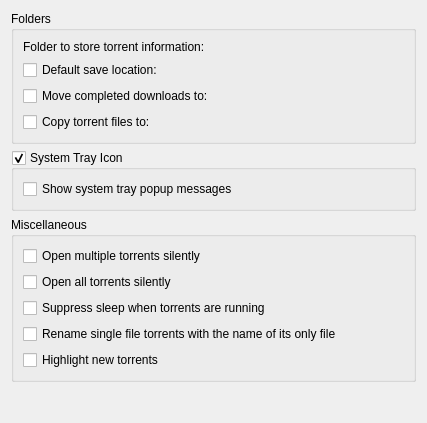
Old version of the form ktorrent/pref/generalpref.ui in the repository KDE/ktorrent.
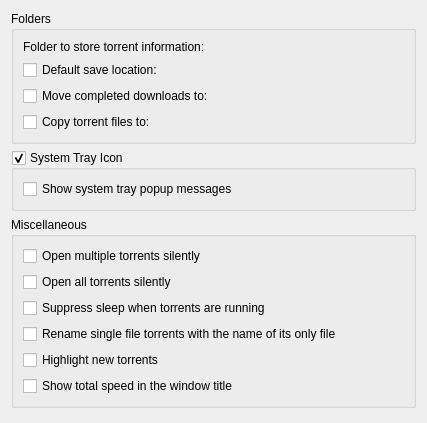
New version of the form. Custom widgets are drawn as their Qt base class.

Commit message: Add download/upload speed in the program window title.

```diff
--- a/ktorrent/pref/generalpref.ui
+++ b/ktorrent/pref/generalpref.ui
@@ -164,6 +164,13 @@
         </property>
        </widget>
       </item>
+      <item>
+       <widget class="QCheckBox" name="kcfg_showTotalSpeedInTitle">
+        <property name="text">
+         <string>Show total speed in the window title</string>
+        </property>
+       </widget>
+      </item>
      </layout>
     </widget>
    </item>
```
The commit also changes 4 other files.
